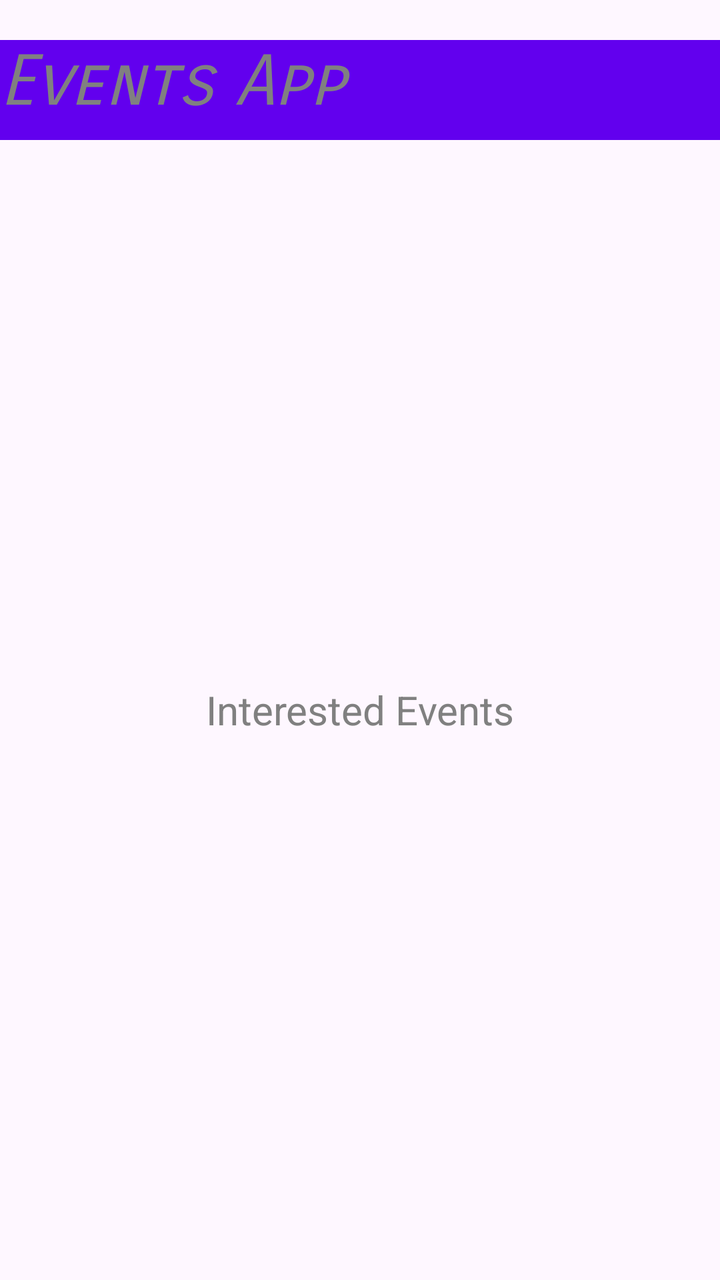
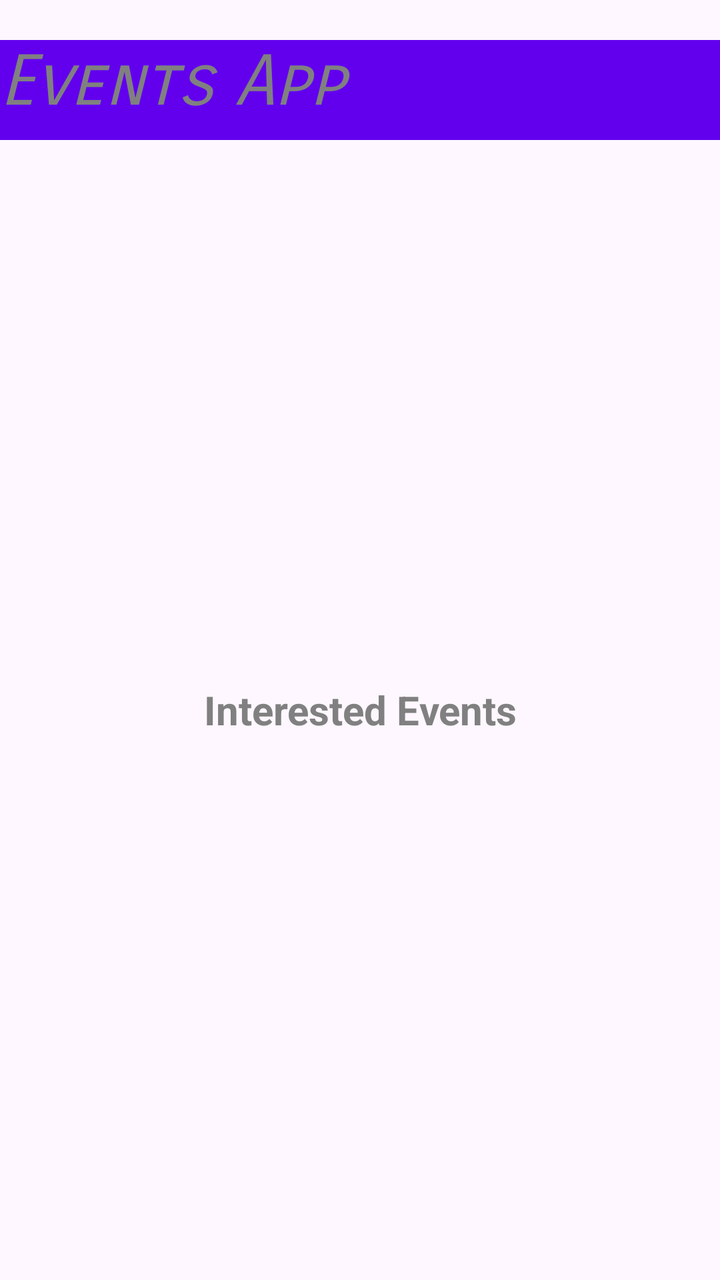

Screens rendered from an Android XML layout before and after an edit, with the pre-edit source and the edit as a unified diff.
<!-- AndroidManifest.xml: application theme Theme.EventsApp -->
<!-- res/layout/activity_interested_events.xml -->
<?xml version="1.0" encoding="utf-8"?>
<LinearLayout xmlns:android="http://schemas.android.com/apk/res/android"
    xmlns:app="http://schemas.android.com/apk/res-auto"
    xmlns:tools="http://schemas.android.com/tools"
    android:id="@+id/id_interested_activity"
    android:layout_width="match_parent"
    android:layout_height="match_parent"
    android:orientation="vertical"
    tools:context=".InterestedEventsActivity"
    >
    <include layout="@layout/header"></include>

    <TextView
        android:id="@+id/id_interested_events"
        android:layout_width="match_parent"
        android:layout_height="match_parent"
        android:gravity="center"
        android:text="@string/interested_events"
        android:textColor="@color/siva"
        android:textSize="20sp"
        >
    </TextView>

</LinearLayout>
<!-- res/layout/header.xml (included above) -->
<?xml version="1.0" encoding="utf-8"?>
<LinearLayout
    xmlns:android="http://schemas.android.com/apk/res/android"
    xmlns:app="http://schemas.android.com/apk/res-auto"
    android:id="@+id/header"
    android:layout_width="match_parent"
    android:layout_height="50dp"
    android:background="@color/ljubicasta_tamnija"
    android:orientation="horizontal"
    android:layout_marginTop="20dp"
    >

    <TextView
        android:layout_height="match_parent"
        android:layout_width="match_parent"
        android:text="@string/app_name"
        android:textColor="@color/siva"
        android:textSize="35sp"
        android:fontFamily="sans-serif-smallcaps"
        android:textStyle="italic"
        android:gravity="left"

        />



</LinearLayout>
<!-- resources referenced by this layout -->
<resources>
  <color name="ljubicasta_tamnija">#FF6200EE</color>
  <color name="siva">#808080</color>
  <string name="app_name">Events App</string>
  <string name="interested_events">Interested Events</string>
  <style name="Theme.EventsApp" parent="Base.Theme.EventsApp" />
  <style name="Base.Theme.EventsApp" parent="Theme.Material3.DayNight.NoActionBar">
          
          
      </style>
</resources>

<!-- the commit's change to res/layout/activity_interested_events.xml (unified diff, before → after) -->
@@ -17,6 +17,7 @@
         android:gravity="center"
         android:text="@string/interested_events"
         android:textColor="@color/siva"
+        android:textStyle="bold"
         android:textSize="20sp"
         >
     </TextView>
